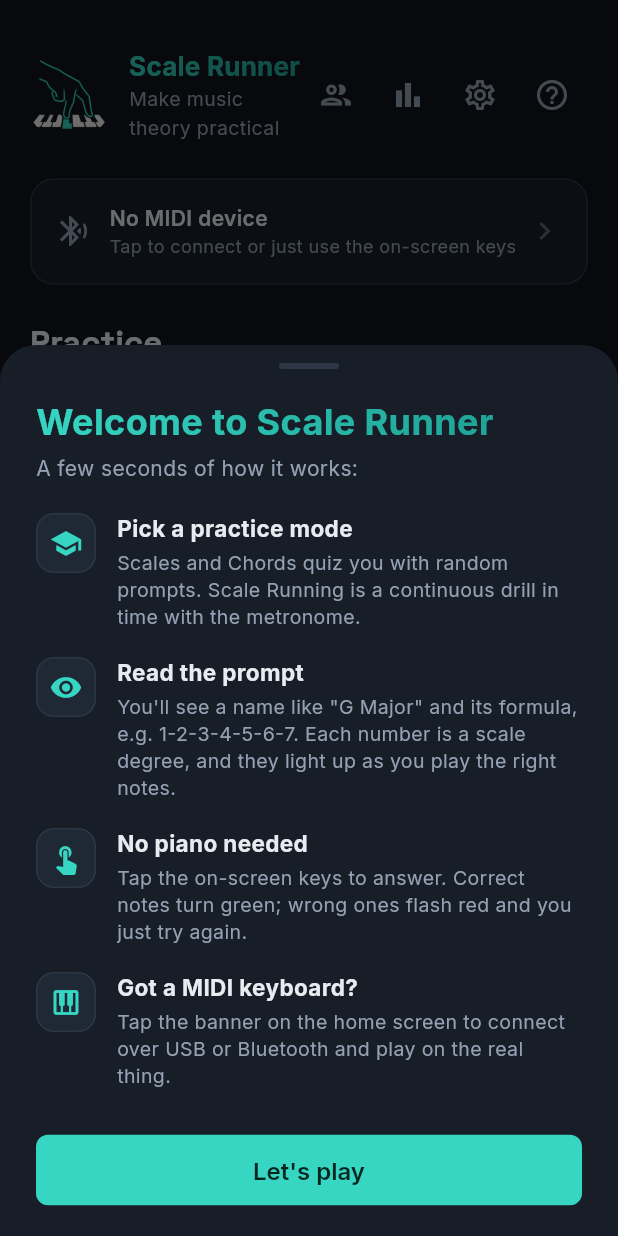
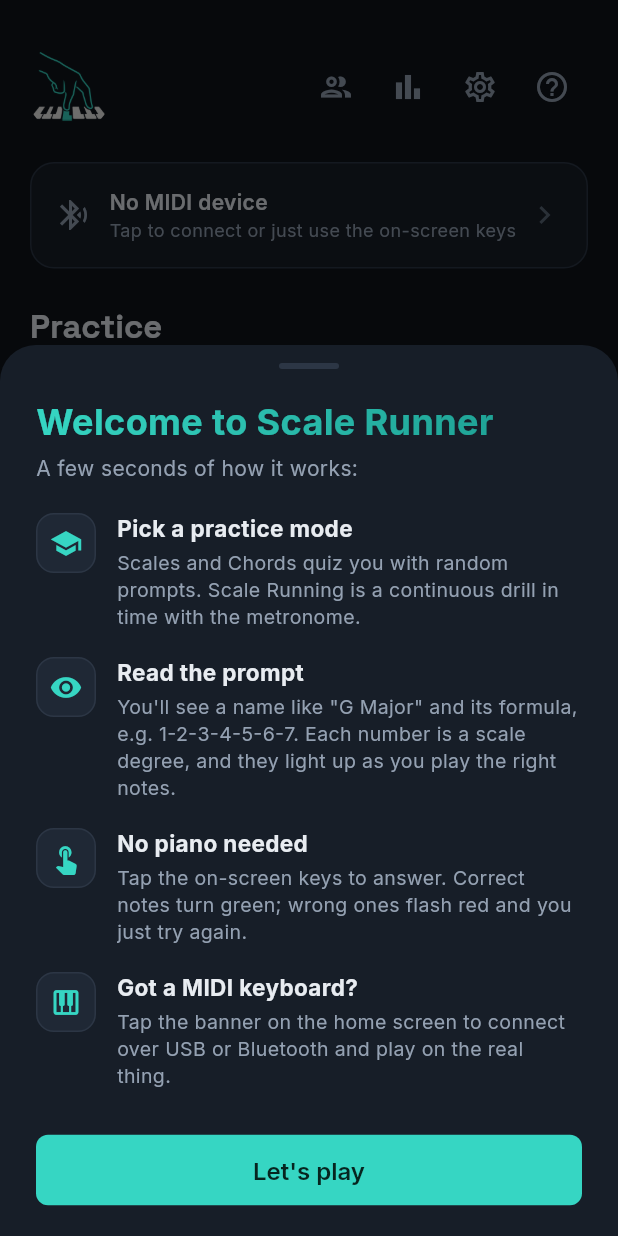
Before and after one commit to channingchea/scale-runner, a Flutter app: the screen it shows after launch, on a phone screen of 412 x 824 dp. Run offline on Flutter 3.47's test engine with Material 3 defaults, Android fonts, the phone set to English and light mode, and no system bars; our stand-ins replace app_links, audioplayers, clock, firebase_core, flutter_local_notifications, flutter_timezone and 8 more; missing offline and left inert: flutter_midi_command_platform_interface, purchases_flutter; accounts and stored records are empty; project files that could hold a hidden picture were left out.

Commit message:
fix(ui): drop the home header text, grow the splash logo 40%
The home header packed a 28pt "Scale Runner" wordmark and the tagline into
an Expanded beside a streak badge and four icon buttons, so on a phone the
tagline wrapped one character per line. The header is now the app icon, a
Spacer, and the icons; the Expanded column is gone.

The splash logo goes 200 to 280 wide. That in-app splash is the only
branded launch screen on every platform: pubspec configures
flutter_native_splash but it has never been run, so the iOS LaunchImage
assets are still Flutter's 1x1 placeholders and Android's
launch_background.xml is the untouched default.

The smoke test no longer looks for the "Scale Runner" text.

Co-Authored-By: Claude Opus 5 <noreply@anthropic.com>
Claude-Session: https://claude.ai/code/session_01HkXiyGfZGofAktiATFJw73

```diff
--- a/lib/screens/home_screen.dart
+++ b/lib/screens/home_screen.dart
@@ -340,33 +340,7 @@ class _HomeScreenState extends State<HomeScreen> with WidgetsBindingObserver {
             fit: BoxFit.cover,
           ),
         ),
-        const SizedBox(width: 14),
-        Expanded(
-          child: Column(
-            crossAxisAlignment: CrossAxisAlignment.start,
-            children: [
-              FittedBox(
-                fit: BoxFit.scaleDown,
-                alignment: Alignment.centerLeft,
-                child: ShaderMask(
-                  shaderCallback: (b) =>
-                      AppColors.accentGradient.createShader(b),
-                  child: const Text(
-                    'Scale Runner',
-                    style: TextStyle(
-                      fontSize: 28,
-                      fontWeight: FontWeight.w800,
-                      color: Colors.white,
-                    ),
-                  ),
-                ),
-              ),
-              const Text('Make music theory practical',
-                  style:
-                      TextStyle(color: AppColors.textSecondary, fontSize: 13)),
-            ],
-          ),
-        ),
+        const Spacer(),
         if (_streak.currentStreak > 0) ...[
           _StreakBadge(
             streak: _streak.currentStreak,
--- a/lib/screens/splash_screen.dart
+++ b/lib/screens/splash_screen.dart
@@ -71,7 +71,7 @@ class _SplashScreenState extends State<SplashScreen>
                   scale: _logoScale,
                   child: Image.asset(
                     'assets/icon/icon_splash.png',
-                    width: 200,
+                    width: 280,
                     fit: BoxFit.contain,
                   ),
                 ),
```
Also changed, not shown: 1 other file.
